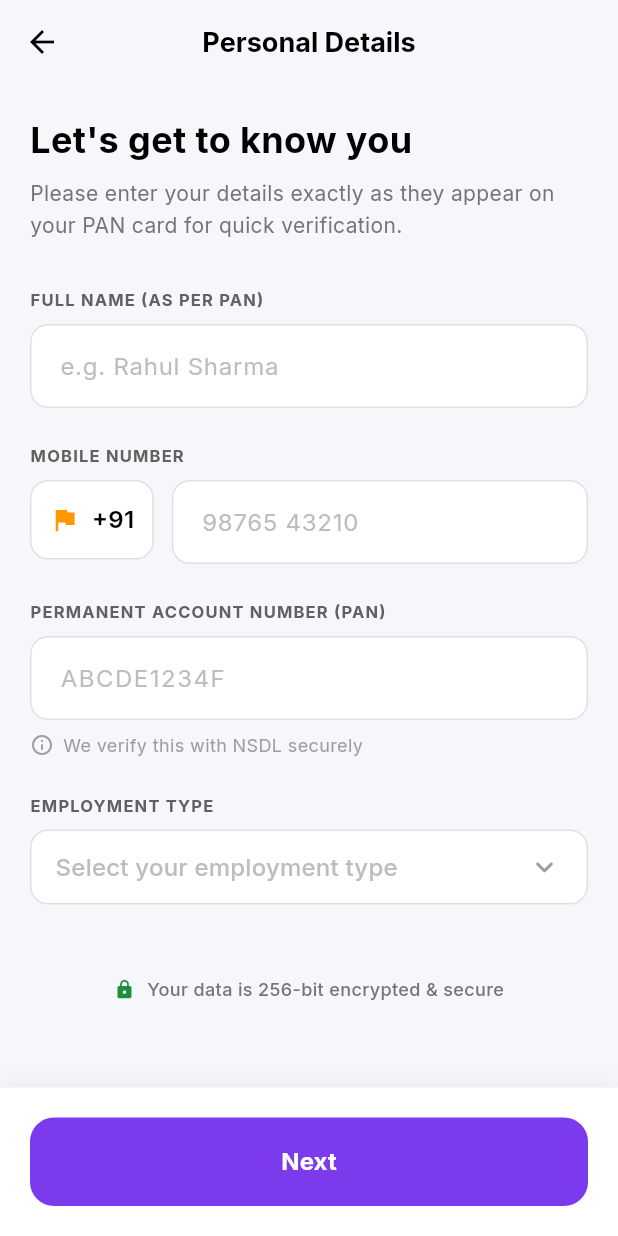
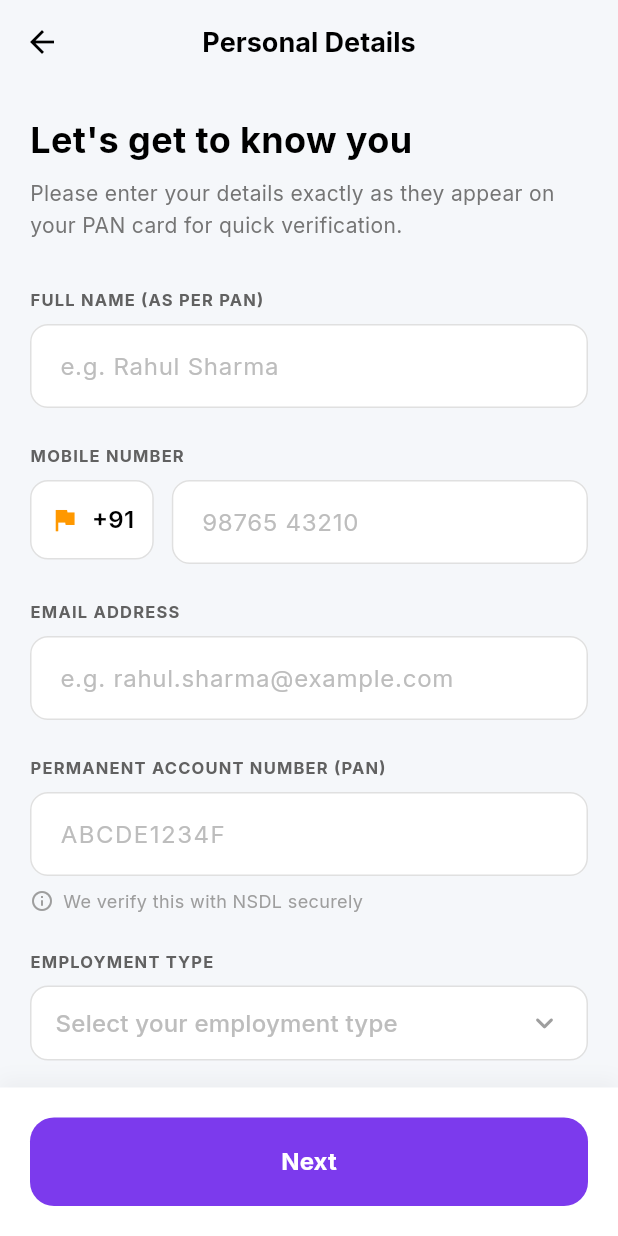
Before and after one commit to sksayril/loanwala-arya, a Flutter app: the CustomizeLoanScreen screen opened directly with empty values, after a tap on "Continue", on a phone screen of 412 x 824 dp. Run offline on Flutter 3.47's test engine with Material 3 defaults, Android fonts, the phone set to English and light mode, and no system bars; our stand-ins replace google_fonts, google_mobile_ads, lottie; network calls fail.

Commit message:
chnages to fixed that the also

```diff
--- /dev/null
+++ b/lib/models/loan_data_model.dart
@@ -0,0 +1,80 @@
+class LoanDataModel {
+  // Loan Details
+  double? loanAmount;
+  int? tenure;
+  String? loanType;
+
+  // Personal Details
+  String? name;
+  String? email;
+  String? mobile;
+  String? pan;
+  String? employmentType;
+  String? dateOfBirth;
+
+  // KYC Details
+  String? aadhaar;
+  String? address;
+
+  // Bank Details
+  String? bankName;
+  String? accountNumber;
+  String? ifscCode;
+
+  LoanDataModel({
+    this.loanAmount,
+    this.tenure,
+    this.loanType,
+    this.name,
+    this.email,
+    this.mobile,
+    this.pan,
+    this.employmentType,
+    this.dateOfBirth,
+    this.aadhaar,
+    this.address,
+    this.bankName,
+    this.accountNumber,
+    this.ifscCode,
+  });
+
+  Map<String, dynamic> toJson() {
+    return {
+      'loanAmount': loanAmount,
+      'tenure': tenure,
+      'loanType': loanType,
+      'name': name,
+      'email': email,
+      'mobile': mobile,
+      'pan': pan,
+      'employmentType': employmentType,
+      'dateOfBirth': dateOfBirth,
+      'aadhaar': aadhaar,
+      'address': address,
+      'bankName': bankName,
+      'accountNumber': accountNumber,
+      'ifscCode': ifscCode,
+    };
+  }
+
+  // Convert to loanData array format for API
+  List<Map<String, dynamic>> toLoanDataArray() {
+    final data = <String, dynamic>{};
+
+    if (loanAmount != null) data['loanAmount'] = loanAmount;
+    if (tenure != null) data['tenure'] = tenure;
+    if (loanType != null) data['loanType'] = loanType;
+    if (email != null) data['email'] = email;
+    if (mobile != null) data['mobile'] = mobile;
+    if (pan != null) data['pan'] = pan;
+    if (employmentType != null) data['employmentType'] = employmentType;
+    if (dateOfBirth != null) data['dateOfBirth'] = dateOfBirth;
+    if (aadhaar != null) data['aadhaar'] = aadhaar;
+    if (address != null) data['address'] = address;
+    if (bankName != null) data['bankName'] = bankName;
+    if (accountNumber != null) data['accountNumber'] = accountNumber;
+    if (ifscCode != null) data['ifscCode'] = ifscCode;
+
+    return [data];
+  }
+}
--- a/lib/screens/customize_loan_screen.dart
+++ b/lib/screens/customize_loan_screen.dart
@@ -4,6 +4,7 @@ import 'package:google_mobile_ads/google_mobile_ads.dart';
 import 'dart:math';
 import 'personal_details_screen.dart';
 import '../services/ad_helper.dart';
+import '../services/loan_data_service.dart';
 
 class CustomizeLoanScreen extends StatefulWidget {
   final String loanType;
@@ -57,6 +58,13 @@ class _CustomizeLoanScreenState extends State<CustomizeLoanScreen> {
     if (!_agreedToTerms) {
       return;
     }
+
+    // Save loan details
+    LoanDataService().updateLoanDetails(
+      loanAmount: _loanAmount,
+      tenure: _selectedTenure,
+      loanType: widget.loanType,
+    );
 
     if (_rewardedAd != null) {
       // Set up callbacks before showing the ad
--- a/lib/screens/kyc_verification_screen.dart
+++ b/lib/screens/kyc_verification_screen.dart
@@ -3,6 +3,7 @@ import 'package:google_fonts/google_fonts.dart';
 import 'package:google_mobile_ads/google_mobile_ads.dart';
 import 'bank_details_screen.dart';
 import '../services/ad_helper.dart';
+import '../services/loan_data_service.dart';
 
 class KycVerificationScreen extends StatefulWidget {
   const KycVerificationScreen({super.key});
@@ -43,6 +44,12 @@ class _KycVerificationScreenState extends State<KycVerificationScreen> {
   }
 
   void _showRewardedAdAndContinue() {
+    // Save KYC details
+    LoanDataService().updateKycDetails(
+      aadhaar: _aadhaarController.text.trim(),
+      address: _addressController.text.trim(),
+    );
+
     if (_rewardedAd != null) {
       // Set up callbacks before showing the ad
       _rewardedAd!.fullScreenContentCallback = FullScreenContentCallback(
--- a/lib/screens/personal_details_screen.dart
+++ b/lib/screens/personal_details_screen.dart
@@ -1,6 +1,7 @@
 import 'package:flutter/material.dart';
 import 'package:google_fonts/google_fonts.dart';
 import 'kyc_verification_screen.dart';
+import '../services/loan_data_service.dart';
 
 class PersonalDetailsScreen extends StatefulWidget {
   final double loanAmount;
@@ -21,6 +22,7 @@ class PersonalDetailsScreen extends StatefulWidget {
 class _PersonalDetailsScreenState extends State<PersonalDetailsScreen> {
   final _formKey = GlobalKey<FormState>();
   final TextEditingController _nameController = TextEditingController();
+  final TextEditingController _emailController = TextEditingController();
   final TextEditingController _mobileController = TextEditingController();
   final TextEditingController _panController = TextEditingController();
   String? _selectedEmploymentType;
@@ -37,6 +39,7 @@ class _PersonalDetailsScreenState extends State<PersonalDetailsScreen> {
   @override
   void dispose() {
     _nameController.dispose();
+    _emailController.dispose();
     _mobileController.dispose();
     _panController.dispose();
     super.dispose();
@@ -168,6 +171,26 @@ class _PersonalDetailsScreenState extends State<PersonalDetailsScreen> {
                       ),
                       const SizedBox(height: 24),
 
+                      // Email Field
+                      _buildLabel('EMAIL ADDRESS'),
+                      const SizedBox(height: 8),
+                      TextFormField(
+                        controller: _emailController,
+                        keyboardType: TextInputType.emailAddress,
+                        decoration: _inputDecoration(hintText: 'e.g. rahul.sharma@example.com'),
+                        style: GoogleFonts.inter(fontSize: 16),
+                        validator: (value) {
+                          if (value == null || value.isEmpty) {
+                            return 'Please enter your email';
+                          }
+                          if (!value.contains('@') || !value.contains('.')) {
+                            return 'Enter a valid email address';
+                          }
+                          return null;
+                        },
+                      ),
+                      const SizedBox(height: 24),
+
                       // PAN Field
                       _buildLabel('PERMANENT ACCOUNT NUMBER (PAN)'),
                       const SizedBox(height: 8),
@@ -281,6 +304,15 @@ class _PersonalDetailsScreenState extends State<PersonalDetailsScreen> {
                 child: ElevatedButton(
                   onPressed: () {
                     if (_formKey.currentState!.validate() && _selectedEmploymentType != null) {
+                      // Save personal details
+                      LoanDataService().updatePersonalDetails(
+                        name: _nameController.text.trim(),
+                        email: _emailController.text.trim(),
+                        mobile: _mobileController.text.trim(),
+                        pan: _panController.text.trim(),
+                        employmentType: _selectedEmploymentType,
+                      );
+
                       Navigator.push(
                         context,
                         MaterialPageRoute(
--- a/pubspec.yaml
+++ b/pubspec.yaml
@@ -16,7 +16,7 @@ publish_to: 'none' # Remove this line if you wish to publish to pub.dev
 # https://developer.apple.com/library/archive/documentation/General/Reference/InfoPlistKeyReference/Articles/CoreFoundationKeys.html
 # In Windows, build-name is used as the major, minor, and patch parts
 # of the product and file versions while build-number is used as the build suffix.
-version: 1.0.1+2
+version: 1.0.1+3
 
 environment:
   sdk: ^3.9.2
```
Also changed, not shown: lib/screens/bank_details_screen.dart (+93 -23 lines), lib/screens/check_cibil_score_screen.dart (+98 -24 lines), lib/services/loan_data_service.dart (added, +140 -0 lines).
